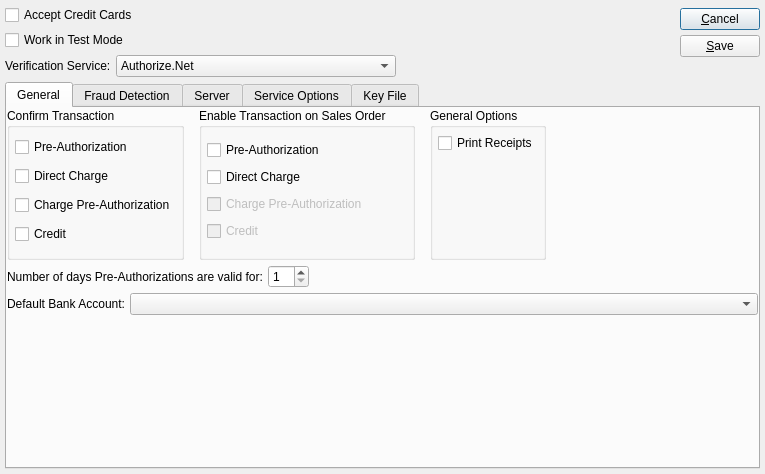
Above: guiclient/configureCC.ui from Pegasus-RPG/xtuple-client before the change. Below: the same form after it.
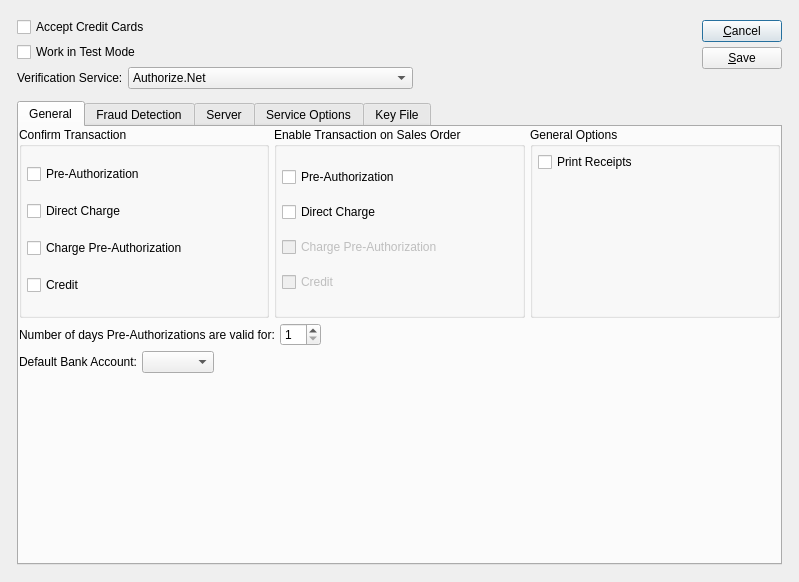
That is the form after the change. Custom widgets are drawn as their Qt base class.

```diff
--- a/guiclient/configureCC.ui
+++ b/guiclient/configureCC.ui
@@ -13,15 +13,23 @@
    <rect>
     <x>0</x>
     <y>0</y>
-    <width>765</width>
-    <height>474</height>
+    <width>799</width>
+    <height>582</height>
    </rect>
   </property>
   <property name="windowTitle" >
    <string>Credit Card Configuration</string>
   </property>
-  <layout class="QVBoxLayout" >
-   <item>
+  <layout class="QGridLayout" name="gridLayout_2" >
+   <item row="0" column="0" >
+    <layout class="QGridLayout" name="gridLayout" >
+     <property name="margin" >
+      <number>12</number>
+     </property>
+     <property name="spacing" >
+      <number>12</number>
+     </property>
+     <item row="0" column="0" >
     <layout class="QHBoxLayout" >
      <property name="spacing" >
       <number>5</number>
@@ -156,7 +164,7 @@
      </item>
     </layout>
    </item>
-   <item>
+     <item row="1" column="0" >
     <widget class="QTabWidget" name="tabWidget" >
      <property name="currentIndex" >
       <number>0</number>
@@ -169,16 +177,7 @@
        <property name="spacing" >
         <number>0</number>
        </property>
-       <property name="leftMargin" >
-        <number>0</number>
-       </property>
-       <property name="topMargin" >
-        <number>0</number>
-       </property>
-       <property name="rightMargin" >
-        <number>0</number>
-       </property>
-       <property name="bottomMargin" >
+         <property name="margin" >
         <number>0</number>
        </property>
        <item>
@@ -224,22 +223,6 @@
                </layout>
               </widget>
              </item>
-             <item>
-              <spacer>
-               <property name="orientation" >
-                <enum>Qt::Horizontal</enum>
-               </property>
-               <property name="sizeType" >
-                <enum>QSizePolicy::Fixed</enum>
-               </property>
-               <property name="sizeHint" >
-                <size>
-                 <width>10</width>
-                 <height>20</height>
-                </size>
-               </property>
-              </spacer>
-             </item>
              <item>
               <widget class="QGroupBox" name="_ccSoOptionsGroup" >
                <property name="title" >
@@ -286,19 +269,6 @@
                </layout>
               </widget>
              </item>
-             <item>
-              <spacer>
-               <property name="orientation" >
-                <enum>Qt::Horizontal</enum>
-               </property>
-               <property name="sizeHint" >
-                <size>
-                 <width>10</width>
-                 <height>20</height>
-                </size>
-               </property>
-              </spacer>
-             </item>
              <item>
               <widget class="QGroupBox" name="_ccGeneralOptionsGroup" >
                <property name="title" >
@@ -317,7 +287,7 @@
                   <property name="orientation" >
                    <enum>Qt::Vertical</enum>
                   </property>
-                  <property name="sizeHint" >
+                    <property name="sizeHint" stdset="0" >
                    <size>
                     <width>20</width>
                     <height>0</height>
@@ -330,22 +300,6 @@
              </item>
             </layout>
            </item>
-           <item>
-            <spacer>
-             <property name="orientation" >
-              <enum>Qt::Horizontal</enum>
-             </property>
-             <property name="sizeType" >
-              <enum>QSizePolicy::MinimumExpanding</enum>
-             </property>
-             <property name="sizeHint" >
-              <size>
-               <width>0</width>
-               <height>20</height>
-              </size>
-             </property>
-            </spacer>
-           </item>
           </layout>
          </item>
          <item>
@@ -378,7 +332,7 @@
              <property name="sizeType" >
               <enum>QSizePolicy::MinimumExpanding</enum>
              </property>
-             <property name="sizeHint" >
+               <property name="sizeHint" stdset="0" >
               <size>
                <width>0</width>
                <height>20</height>
@@ -401,14 +355,20 @@
             </widget>
            </item>
            <item>
-            <widget class="XComboBox" name="_ccDefaultBank" >
-             <property name="sizePolicy" >
-              <sizepolicy vsizetype="Fixed" hsizetype="Expanding" >
-               <horstretch>0</horstretch>
-               <verstretch>0</verstretch>
-              </sizepolicy>
-             </property>
-            </widget>
+              <widget class="XComboBox" name="_ccDefaultBank" />
+             </item>
+             <item>
+              <spacer name="horizontalSpacer" >
+               <property name="orientation" >
+                <enum>Qt::Horizontal</enum>
+               </property>
+               <property name="sizeHint" stdset="0" >
+                <size>
+                 <width>40</width>
+                 <height>20</height>
+                </size>
+               </property>
+              </spacer>
            </item>
           </layout>
          </item>
@@ -417,10 +377,10 @@
            <property name="orientation" >
             <enum>Qt::Vertical</enum>
            </property>
-           <property name="sizeHint" >
+             <property name="sizeHint" stdset="0" >
             <size>
              <width>20</width>
-             <height>40</height>
+               <height>0</height>
             </size>
            </property>
           </spacer>
@@ -1407,6 +1367,8 @@
       </layout>
      </widget>
     </widget>
+     </item>
+    </layout>
    </item>
   </layout>
  </widget>
```
Left out of the diff: 84 changed lines with no effect on the pictures. Lines whose indentation alone changed are shown as unchanged.
